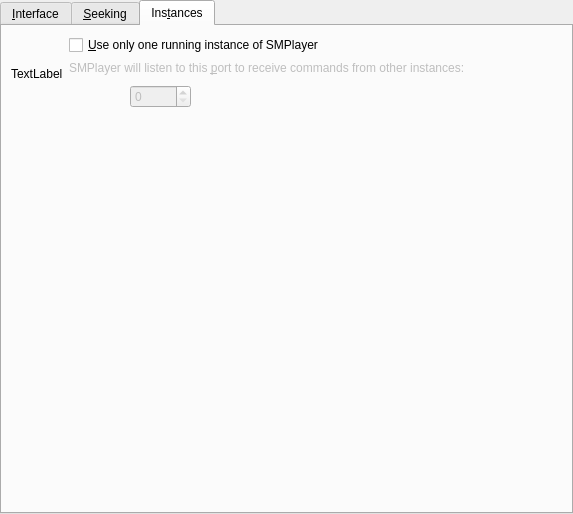
This is src/prefinterface.ui in wilbert2000/wzplayer as Qt 5 draws it before an edit. The edited form follows.
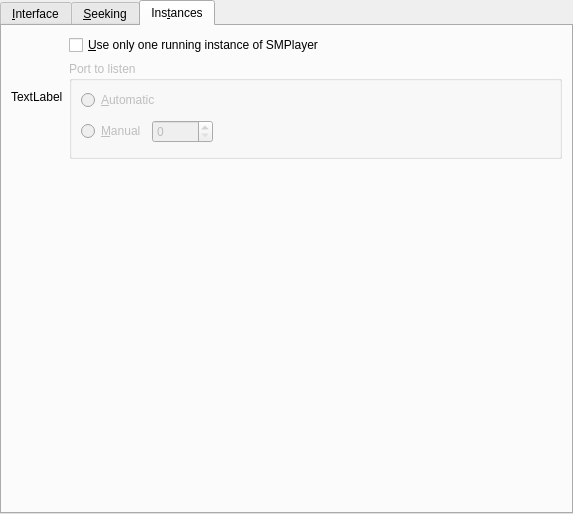
This is the edited form. The open tabs and pages were chosen to show the change. Icons and pictures are not drawn. Custom widgets are drawn as their Qt base class.

Commit message: Added in Preferences->Interface->Instances an option to select an automatic port

Patch:
```diff
--- a/src/prefinterface.ui
+++ b/src/prefinterface.ui
@@ -544,21 +544,24 @@
             </widget>
            </item>
            <item>
-            <widget class="QLabel" name="port_label" >
+            <widget class="QGroupBox" name="port_groupbox" >
              <property name="enabled" >
               <bool>false</bool>
              </property>
+             <property name="title" >
+              <string>Port to listen</string>
+             </property>
+             <layout class="QVBoxLayout" >
+              <property name="margin" >
+               <number>9</number>
+              </property>
+              <property name="spacing" >
+               <number>6</number>
+              </property>
+              <item>
+               <widget class="QRadioButton" name="automatic_port_button" >
              <property name="text" >
-              <string>SMPlayer will listen to this &amp;port to receive commands from other instances:</string>
-             </property>
-             <property name="alignment" >
-              <set>Qt::AlignVCenter</set>
-             </property>
-             <property name="wordWrap" >
-              <bool>true</bool>
-             </property>
-             <property name="buddy" >
-              <cstring>server_port_spin</cstring>
+                 <string>&amp;Automatic</string>
              </property>
             </widget>
            </item>
@@ -571,20 +574,11 @@
               <number>6</number>
              </property>
              <item>
-              <spacer>
-               <property name="orientation" >
-                <enum>Qt::Horizontal</enum>
-               </property>
-               <property name="sizeType" >
-                <enum>QSizePolicy::Fixed</enum>
-               </property>
-               <property name="sizeHint" >
-                <size>
-                 <width>61</width>
-                 <height>31</height>
-                </size>
-               </property>
-              </spacer>
+                 <widget class="QRadioButton" name="manual_port_button" >
+                  <property name="text" >
+                   <string>&amp;Manual</string>
+                  </property>
+                 </widget>
              </item>
              <item>
               <widget class="QSpinBox" name="server_port_spin" >
@@ -615,6 +609,9 @@
             </layout>
            </item>
           </layout>
+            </widget>
+           </item>
+          </layout>
          </item>
         </layout>
        </item>
```
Left out of the diff: 38 changed lines with no effect on the pictures. Lines whose indentation alone changed are shown as unchanged. The commit also changes 3 other files.
